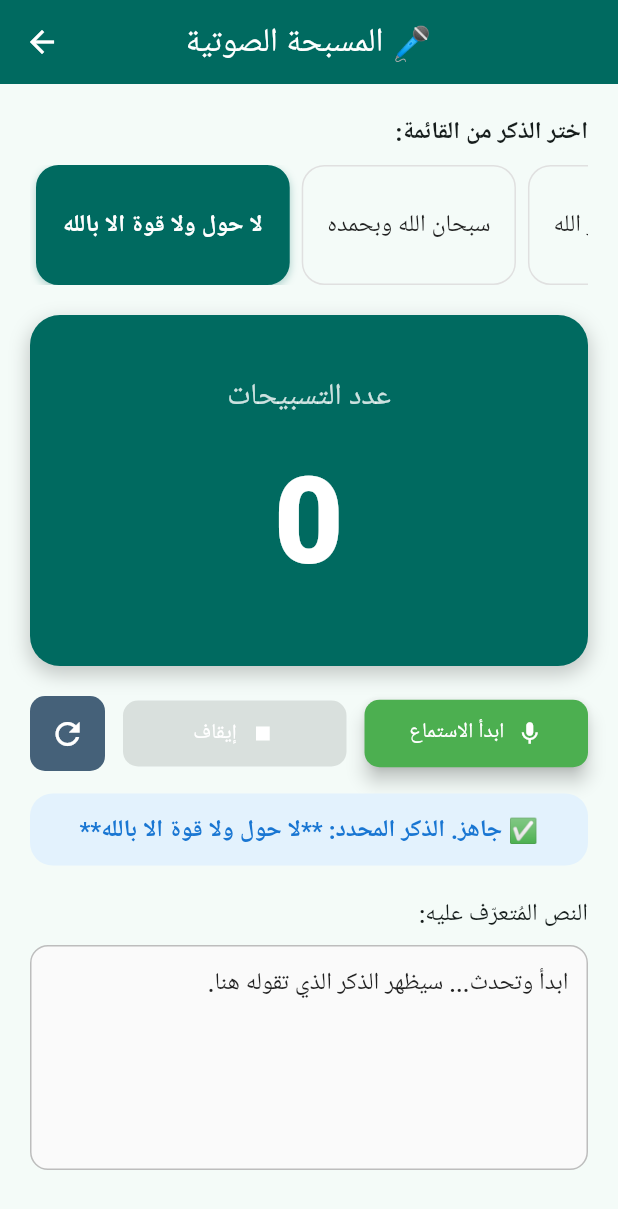
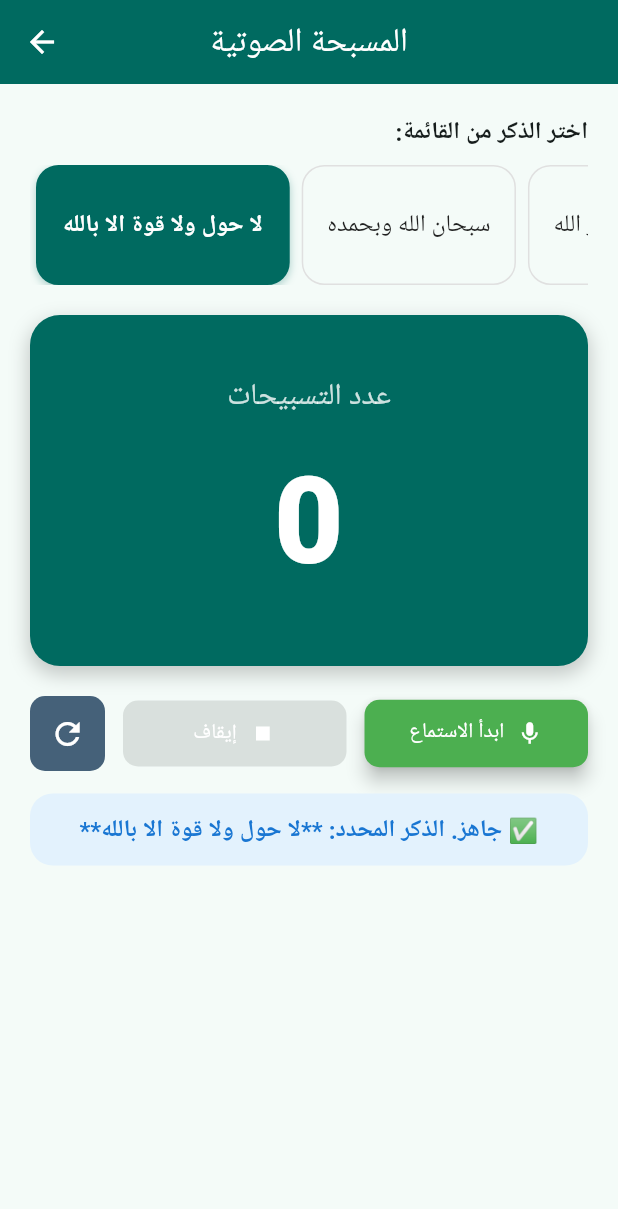
Before and after one commit to Muhmdzahran/flutter-app, a Flutter app: the ZikirByVoicePage screen opened directly, on a phone screen of 412 x 824 dp. Shown: the top 1209 px of the screen. Run offline on Flutter 3.47's test engine with Material 3 defaults, Android fonts, the phone set to English and light mode, and no system bars; our stand-ins replace flutter_compass, flutter_local_notifications, geolocator, speech_to_text, timezone, vibration.

Commit message:
Update features

```diff
--- a/lib/main.dart
+++ b/lib/main.dart
@@ -39,9 +39,9 @@ class _HomeNavigationState extends State<HomeNavigation> {
 
   // ✅ Tabs (Pages)
   final List<Widget> _pages = [
+    const ZikirByVoicePage(),
     const TasbihPage(),
     const QiblaCompass(),
-    const ZikirByVoicePage(),
   ];
 
   @override
--- a/lib/pages/zikir_by_voice.dart
+++ b/lib/pages/zikir_by_voice.dart
@@ -321,7 +321,7 @@ class _ZikirByVoicePageState extends State<ZikirByVoicePage> {
 
     return Scaffold(
       appBar: AppBar(
-        title: const Text('المسبحة الصوتية 🎤'),
+        title: const Text('المسبحة الصوتية'),
         centerTitle: true,
         backgroundColor: theme.colorScheme.primary,
         foregroundColor: Colors.white,
@@ -432,7 +432,7 @@ class _ZikirByVoicePageState extends State<ZikirByVoicePage> {
                 ),
               ),
 
-              const SizedBox(height: 20),
+             /* const SizedBox(height: 20),
 
               // 5. Recognized Text Display
               Text(
@@ -461,7 +461,7 @@ class _ZikirByVoicePageState extends State<ZikirByVoicePage> {
                     ),
                   ),
                 ),
-              ),
+              ),*/
             ],
           ),
         ),
```
